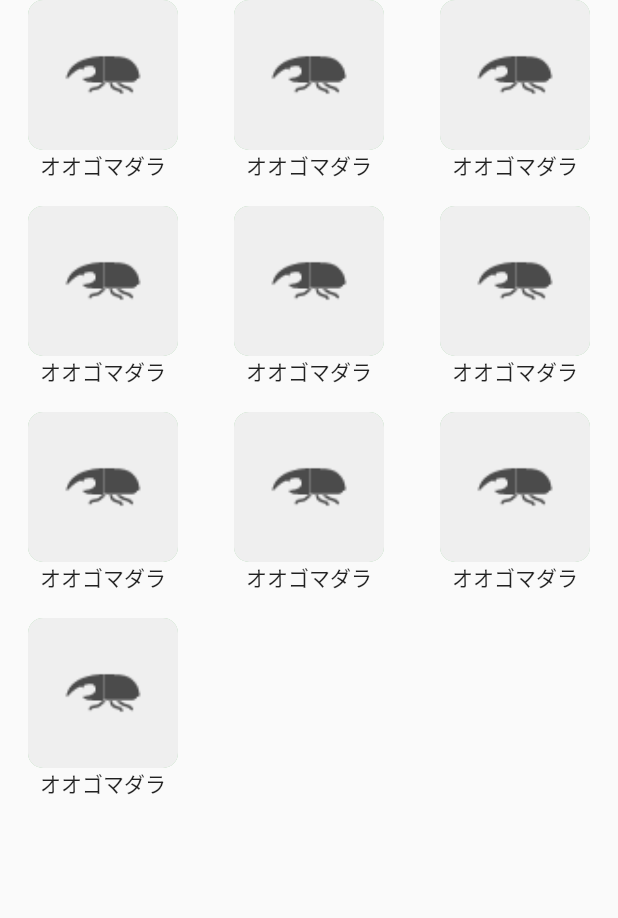
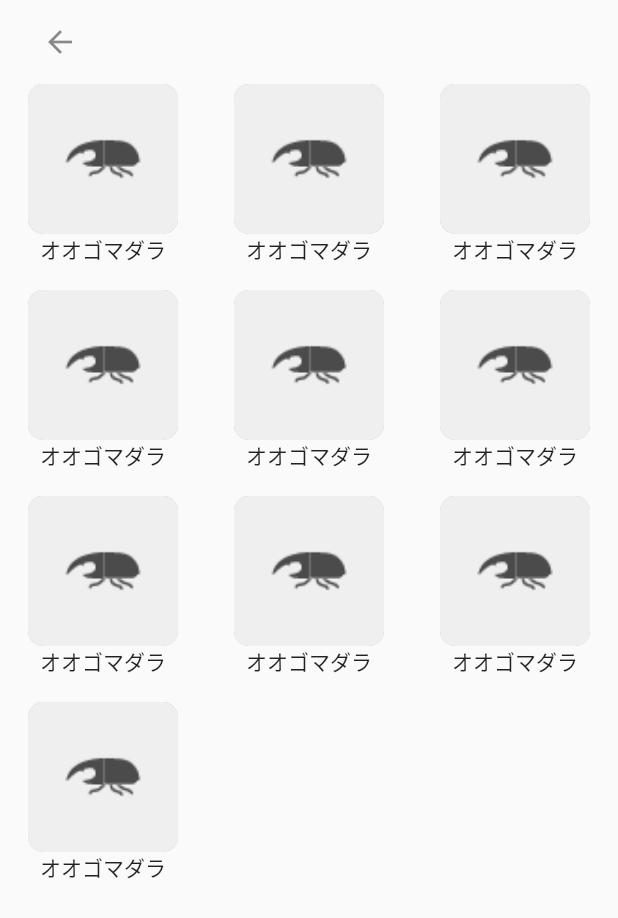
Before and after one commit to Mikka2020/flutter_mushi_01, a Flutter app: the MushiList screen opened directly, on a phone screen of 412 x 824 dp. Shown: the top 918 px of the screen. Run offline on Flutter 3.47's test engine with Material 2 defaults, Android fonts, the phone set to English and light mode, and no system bars; our stand-ins replace flutter_svg, image_picker, shared_preferences; missing offline and left inert: adobe_xd, flutter_overboard; accounts and stored records are empty.

Commit message:
むしリストに戻るボタン追加

```diff
--- a/lib/mushi_list.dart
+++ b/lib/mushi_list.dart
@@ -12,13 +12,29 @@ class MushiList extends StatelessWidget {
   @override
   Widget build(BuildContext context) {
     return Scaffold(
-      body: GridView.builder(
-        gridDelegate:
-            const SliverGridDelegateWithFixedCrossAxisCount(crossAxisCount: 3),
-        itemCount: itemCount(),
-        itemBuilder: (context, index) {
-          return const InsectGridItem();
-        },
+      body: Container(
+        child: SafeArea(
+          child: Column(
+            children: [
+              ListTile(
+                leading: IconButton(
+                  onPressed: () => Navigator.pop(context),
+                  icon: const Icon(Icons.arrow_back),
+                ),
+              ),
+              Expanded(
+                child: GridView.builder(
+                  gridDelegate: const SliverGridDelegateWithFixedCrossAxisCount(
+                      crossAxisCount: 3),
+                  itemCount: itemCount(),
+                  itemBuilder: (context, index) {
+                    return const InsectGridItem();
+                  },
+                ),
+              ),
+            ],
+          ),
+        ),
       ),
     );
   }
```
